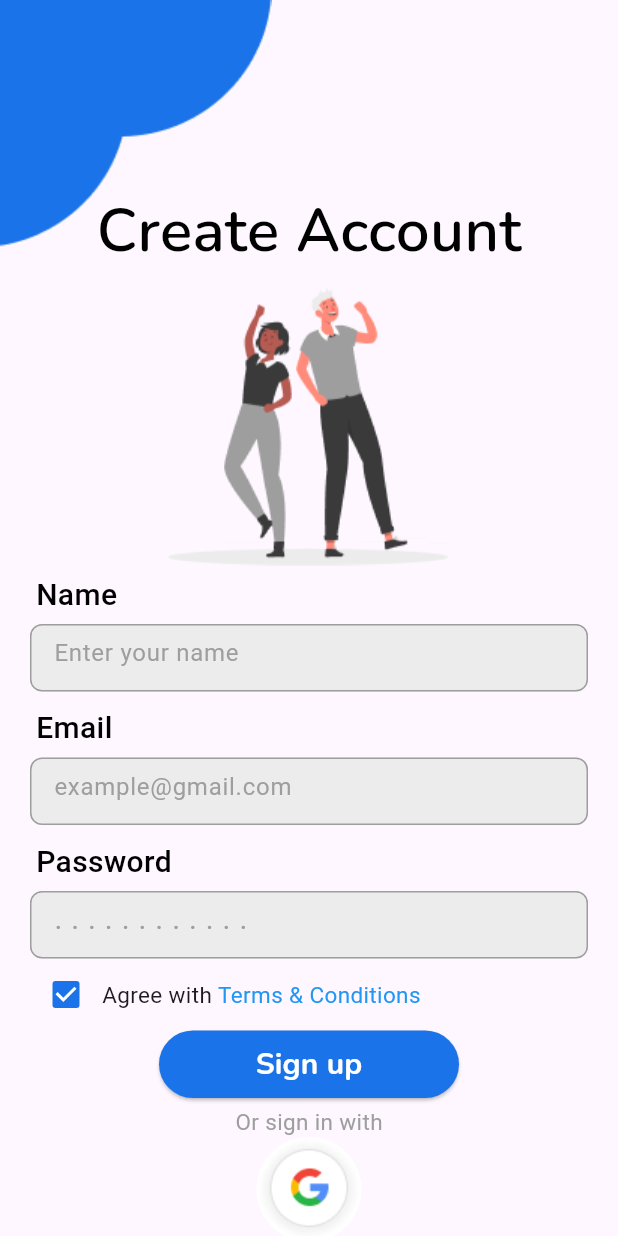
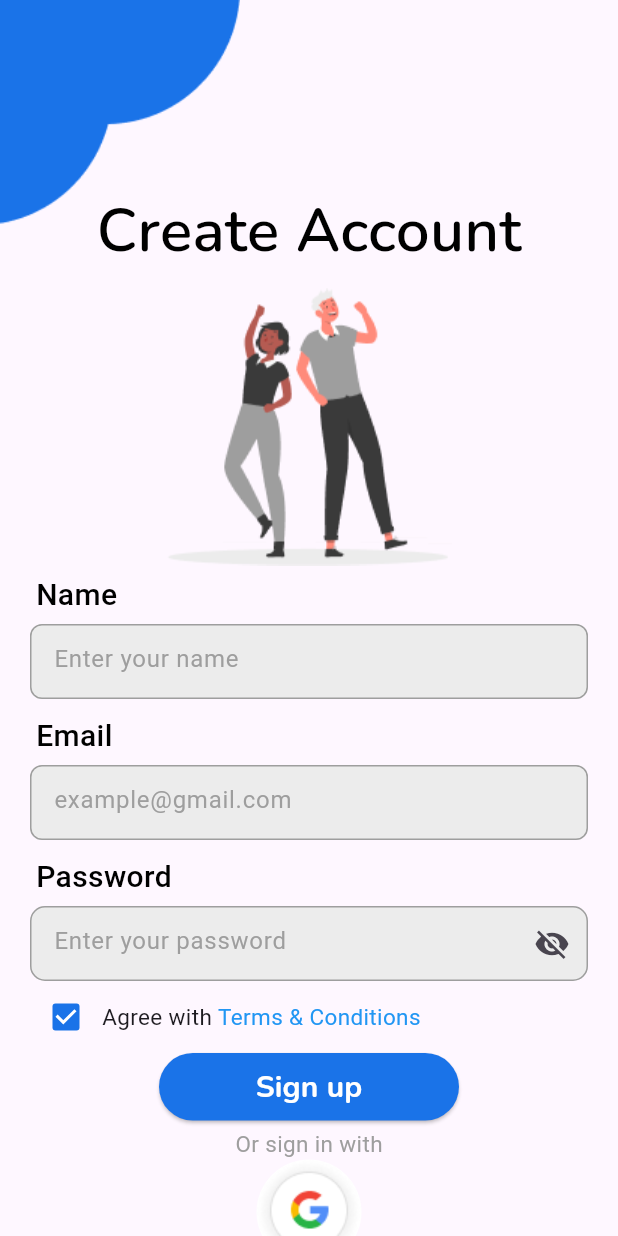
Before and after one commit to YousefHegazy2/graduation_project, a Flutter app: the SignupScreen screen opened directly, on a phone screen of 412 x 824 dp. Run offline on Flutter 3.47's test engine with Material 3 defaults, Android fonts, the phone set to English and light mode, and no system bars; our stand-ins replace animated_bottom_navigation_bar, awesome_dialog, bloc, device_preview, draggable_home, flutter_bloc and 5 more; missing offline and left inert: local_hero_transform.

```diff
--- /dev/null
+++ b/lib/features/login_and_signup/cubit/sinup_cubit.dart
@@ -0,0 +1,22 @@
+import 'package:bloc/bloc.dart';
+import 'package:flutter/material.dart';
+import 'package:meta/meta.dart';
+
+part 'sinup_state.dart';
+
+class SinupCubit extends Cubit<SinupState> {
+  SinupCubit() : super(SinupInitial());
+  final TextEditingController emailController = TextEditingController();
+  final TextEditingController passwordController = TextEditingController();
+  final TextEditingController nameController = TextEditingController();
+  final GlobalKey<FormState> formKey = GlobalKey<FormState>();
+
+  void sinup({required String email,required String password,required String name}){
+
+
+      // Here you can add your signup logic, like calling an API
+      // For now, we will just emit a success state
+
+
+  }
+}
--- /dev/null
+++ b/lib/features/login_and_signup/cubit/sinup_state.dart
@@ -0,0 +1,6 @@
+part of 'sinup_cubit.dart';
+
+@immutable
+sealed class SinupState {}
+
+final class SinupInitial extends SinupState {}
--- a/lib/features/login_and_signup/views/signup_screen.dart
+++ b/lib/features/login_and_signup/views/signup_screen.dart
@@ -1,119 +1,18 @@
 import 'package:flutter/material.dart';
-import 'package:rentora_app/features/login_and_signup/views/login_screen.dart';
-import 'package:rentora_app/features/login_and_signup/views/pin_code_screen.dart';
-import 'package:rentora_app/features/login_and_signup/widgets/custom_button.dart';
-import 'package:rentora_app/features/login_and_signup/widgets/custom_password_textfield.dart';
-import 'package:rentora_app/features/login_and_signup/widgets/custom_text.dart';
-import 'package:rentora_app/features/login_and_signup/widgets/custom_text_textfield.dart';
-import 'package:rentora_app/features/login_and_signup/widgets/google_icon.dart';
-import 'package:rentora_app/features/login_and_signup/widgets/left_top_image.dart';
-import 'package:rentora_app/features/login_and_signup/widgets/main_text.dart';
-import 'package:rentora_app/features/login_and_signup/widgets/terms_and_conditions.dart';
+import 'package:flutter_bloc/flutter_bloc.dart';
+import 'package:rentora_app/features/login_and_signup/cubit/sinup_cubit.dart';
+import 'package:rentora_app/features/login_and_signup/widgets/sinup_screen_body.dart';
 
 class SignupScreen extends StatelessWidget {
   const SignupScreen({super.key});
 
   @override
   Widget build(BuildContext context) {
-    return Scaffold(
-      body: SingleChildScrollView(
-        child: Stack(
-          children: [
-            LeftTopImage(),
-            Padding(
-              padding: const EdgeInsets.only(left: 20, right: 20, top: 125),
-              child: Column(
-                children: [
-                  const MainText(
-                    text: 'Create Account',
-                    fontsize: 40,
-                    color: Colors.black,
-                  ),
-
-                  SizedBox(height: 10),
-
-                  // ************* the image in the screen
-                  Image.asset('assets/images/sign up.png'),
-
-                  SizedBox(height: 5),
-
-                  //  ***************  the textfield for name
-                  CustomText(text: 'Name'),
-                  CustomTextfield(
-                    hinttext: 'Enter your name',
-                    controller: TextEditingController(),
-                  ),
-
-                  SizedBox(height: 10),
-
-                  //  ******************    the textfield for email
-                  CustomText(text: 'Email'),
-                  CustomTextfield(
-                    hinttext: 'example@gmail.com',
-                    controller: TextEditingController(),
-                  ),
-
-                  SizedBox(height: 10),
-
-                  //  ****************    the textfield for password
-                  CustomText(text: 'Password'),
-                  CustomPasswordTextfield(
-                    hinttext: '. . . . . . . . . . . .',
-                    obscureText: true,
-                    controller: TextEditingController(),
-                  ),
-
-                  //  **************    the terms and conditions row
-                  const TermsAndConditions(),
-
-                  //  ******************   the Login button
-                  CustomButton(
-                    buttonName: 'Sign up',
-                    onpressed: () {
-                      Navigator.push(context, MaterialPageRoute(
-                        builder: (context) {
-                          return PinCodeScreen('');
-                        },
-                      ));
-                    },
-                  ),
-                  const SizedBox(height: 5),
-
-                  const Text(
-                    'Or sign in with',
-                    style: TextStyle(color: Colors.grey, fontSize: 15),
-                  ),
-
-                  //   *****************  the google icon
-                  const GoogleIcon(),
-
-                  //  ********************  the Don't have an account? row
-                  Row(
-                    mainAxisAlignment: MainAxisAlignment.center,
-                    children: [
-                      const Text(
-                        'Already have an account? ',
-                        style: TextStyle(color: Colors.grey, fontSize: 15),
-                      ),
-                      InkWell(
-                        onTap: () {
-                          Navigator.push(context, MaterialPageRoute(
-                            builder: (context) {
-                              return LoginScreen();
-                            },
-                          ));
-                        },
-                        child: const Text(
-                          ' Login',
-                          style: TextStyle(color: Colors.blue, fontSize: 15),
-                        ),
-                      )
-                    ],
-                  ),
-                ],
-              ),
-            )
-          ],
+    return  SafeArea(
+      child: Scaffold(
+        body: BlocProvider(
+          create: (context) => SinupCubit(),
+          child: const SinupScreenBody(),
         ),
       ),
     );
--- a/lib/features/login_and_signup/widgets/custom_password_textfield.dart
+++ b/lib/features/login_and_signup/widgets/custom_password_textfield.dart
@@ -1,14 +1,15 @@
 import 'package:flutter/material.dart';
 import 'package:rentora_app/constant.dart';
 
+// ignore: must_be_immutable
 class CustomPasswordTextfield extends StatelessWidget {
   final String hinttext;
-  String? labeltext;
-  bool obscureText = false;
-  Icon? sufixicon;
+ final String? labeltext;
+ final bool obscureText ;
+ final Icon? sufixicon;
   final TextEditingController controller;
 
-  CustomPasswordTextfield({
+ const CustomPasswordTextfield({
     super.key,
     required this.hinttext,
     this.labeltext,
@@ -20,33 +21,36 @@ class CustomPasswordTextfield extends StatelessWidget {
   @override
   Widget build(BuildContext context) {
     return SizedBox(
-      height: 45,
+      height: 50,
       child: TextFormField(
+        textAlign: TextAlign.start,
+
+        controller: controller,
         obscureText: obscureText,
         obscuringCharacter: '*',
-        style: TextStyle(color: Colors.black),
+        style: const TextStyle(color: Colors.black),
         decoration: InputDecoration(
           hintText: hinttext,
-          hintStyle: TextStyle(color: Colors.grey, fontSize: 20),
+          hintStyle: const TextStyle(color: Colors.grey,),
           labelText: labeltext,
-          labelStyle: TextStyle(color: Colors.white),
+          labelStyle: const TextStyle(color: Colors.white),
           filled: true,
           fillColor: kPrimaryColorPhoto,
           suffixIcon: sufixicon,
 
           // enabledBorder
           enabledBorder: OutlineInputBorder(
-            borderSide: BorderSide(color: PorderRadiusColor),
-            borderRadius: BorderRadius.circular(8),
+            borderSide: const BorderSide(color: PorderRadiusColor),
+            borderRadius: BorderRadius.circular(10),
           ),
           // focusedBorder
           focusedBorder: OutlineInputBorder(
-            borderSide: BorderSide(color: Colors.blue),
-            borderRadius: BorderRadius.circular(8),
+            borderSide: const BorderSide(color: Colors.blue),
+            borderRadius: BorderRadius.circular(10),
           ),
           border: OutlineInputBorder(
-            borderSide: BorderSide(color: PorderRadiusColor),
-            borderRadius: BorderRadius.circular(8),
+            borderSide: const BorderSide(color: PorderRadiusColor),
+            borderRadius: BorderRadius.circular(10),
           ),
         ),
       ),
--- a/lib/features/login_and_signup/widgets/custom_text_textfield.dart
+++ b/lib/features/login_and_signup/widgets/custom_text_textfield.dart
@@ -20,7 +20,7 @@ class CustomTextfield extends StatelessWidget {
   @override
   Widget build(BuildContext context) {
     return SizedBox(
-      height: 45,
+      height: 50,
       child: TextFormField(
         style: const TextStyle(color: Colors.black),
         decoration: InputDecoration(
--- a/lib/features/login_and_signup/widgets/left_top_image.dart
+++ b/lib/features/login_and_signup/widgets/left_top_image.dart
@@ -8,9 +8,9 @@ class LeftTopImage extends StatelessWidget {
     return Positioned(
         top: 0,
         left: 0,
-        child: Container(
-          width: 181,
-          height: 165,
+        child: SizedBox(
+          width: 160,
+          height: 150,
           child: Image.asset(
             'assets/images/top screen design.png',
             fit: BoxFit.fill,
--- /dev/null
+++ b/lib/features/login_and_signup/widgets/sinup_screen_body.dart
@@ -0,0 +1,140 @@
+import 'package:flutter_bloc/flutter_bloc.dart';
+import 'package:rentora_app/features/login_and_signup/cubit/sinup_cubit.dart';
+import 'package:rentora_app/features/login_and_signup/views/login_screen.dart';
+import 'package:rentora_app/features/login_and_signup/views/pin_code_screen.dart';
+import 'package:rentora_app/features/login_and_signup/widgets/custom_button.dart';
+import 'package:rentora_app/features/login_and_signup/widgets/custom_password_textfield.dart';
+import 'package:rentora_app/features/login_and_signup/widgets/custom_text.dart';
+import 'package:rentora_app/features/login_and_signup/widgets/custom_text_textfield.dart';
+import 'package:rentora_app/features/login_and_signup/widgets/google_icon.dart';
+import 'package:rentora_app/features/login_and_signup/widgets/left_top_image.dart';
+import 'package:rentora_app/features/login_and_signup/widgets/main_text.dart';
+import 'package:rentora_app/features/login_and_signup/widgets/terms_and_conditions.dart';
+import 'package:flutter/material.dart';
+
+class SinupScreenBody extends StatelessWidget {
+  const SinupScreenBody({
+    super.key,
+  });
+
+  @override
+  Widget build(BuildContext context) {
+    return SingleChildScrollView(
+      child: Stack(
+        children: [
+          const LeftTopImage(),
+          Padding(
+            padding: const EdgeInsets.only(left: 20, right: 20, top: 125),
+            child: Form(
+              key: context.read<SinupCubit>().formKey,
+              child: Column(
+                children: [
+                  const MainText(
+                    text: 'Create Account',
+                    fontsize: 40,
+                    color: Colors.black,
+                  ),
+
+                  const SizedBox(height: 10),
+
+                  // ************* the image in the screen
+                  Image.asset('assets/images/sign up.png'),
+
+                  const SizedBox(height: 5),
+
+                  //  ***************  the textfield for name
+                  const CustomText(text: 'Name'),
+                  CustomTextfield(
+                    hinttext: 'Enter your name',
+                    controller: context.read<SinupCubit>().nameController,
+                  ),
+
+                  const SizedBox(height: 10),
+
+                  //  ******************    the textfield for email
+                  const CustomText(text: 'Email'),
+                  CustomTextfield(
+                    hinttext: 'example@gmail.com',
+                    controller: context.read<SinupCubit>().emailController,
+                  ),
+
+                  const SizedBox(height: 10),
+
+                  //  ****************    the textfield for password
+                  const CustomText(text: 'Password'),
+                  CustomPasswordTextfield(
+                    sufixicon: const Icon(Icons.visibility_off),
+                    hinttext: 'Enter your password',
+                    obscureText: true,
+                    controller: context.read<SinupCubit>().passwordController,
+                  ),
+
+                  //  **************    the terms and conditions row
+                  const TermsAndConditions(),
+
+                  //  ******************   the Login button
+                  CustomButton(
+                    buttonName: 'Sign up',
+                    onpressed: () {
+                      Navigator.push(context, MaterialPageRoute(
+                        builder: (context) {
+                          return PinCodeScreen('');
+                        },
+                      ));
+                    },
+                  ),
+                  const SizedBox(height: 5),
+
+                  const Text(
+                    'Or sign in with',
+                    style: TextStyle(color: Colors.grey, fontSize: 15),
+                  ),
+
+                  //   *****************  the google icon
+                  const GoogleIcon(),
+
+                  //  ********************  the Don't have an account? row
+                  Row(
+                    mainAxisAlignment: MainAxisAlignment.center,
+                    children: [
+                      const Text(
+                        'Already have an account? ',
+                        style: TextStyle(color: Colors.grey, fontSize: 15),
+                      ),
+                      InkWell(
+                        onTap: () {
+                          context.read<SinupCubit>().sinup(
+                              email: context
+                                  .read<SinupCubit>()
+                                  .passwordController
+                                  .text,
+                              password: context
+                                  .read<SinupCubit>()
+                                  .passwordController
+                                  .text,
+                              name: context
+                                  .read<SinupCubit>()
+                                  .passwordController
+                                  .text);
+                          Navigator.push(context, MaterialPageRoute(
+                            builder: (context) {
+                              return const LoginScreen();
+                            },
+                          ));
+                        },
+                        child: const Text(
+                          ' Login',
+                          style: TextStyle(color: Colors.blue, fontSize: 15),
+                        ),
+                      )
+                    ],
+                  ),
+                ],
+              ),
+            ),
+          )
+        ],
+      ),
+    );
+  }
+}
--- a/lib/main.dart
+++ b/lib/main.dart
@@ -1,15 +1,14 @@
 import 'package:flutter/foundation.dart';
 import 'package:flutter/material.dart';
 import 'package:device_preview/device_preview.dart';
-import 'package:rentora_app/features/Home/views/HomePage.dart';
-import 'package:rentora_app/features/login_and_signup/views/login_screen.dart';
-import 'package:rentora_app/features/login_and_signup/views/pin_code_screen.dart';
 import 'package:rentora_app/features/login_and_signup/views/signup_details.dart';
 import 'package:rentora_app/features/login_and_signup/views/signup_screen.dart';
 
+
+
 void main() => runApp(
       DevicePreview(
-        enabled: !kReleaseMode,
+        enabled: false,
         builder: (context) => MyApp(),
       ),
     );
--- a/pubspec.yaml
+++ b/pubspec.yaml
@@ -48,6 +48,8 @@ dependencies:
   geocoding: ^2.0.5
   http: 0.13.6
   image_picker: ^1.1.2
+  flutter_bloc: ^9.1.1
+  bloc: ^9.0.0
 
 
 dev_dependencies:
```
Also changed, not shown: pubspec.lock, 125 other files.
